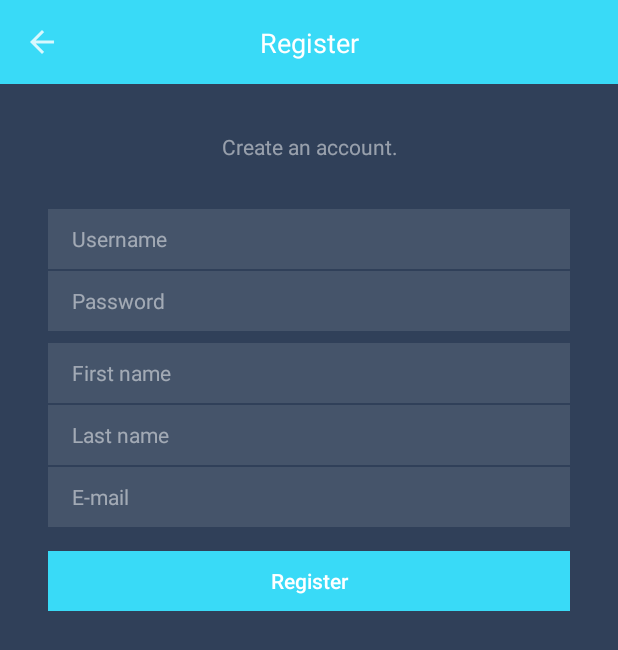
After one commit to secretmoo35/KotlinContactApp, an Android app: the RegisterActivity screen opened directly, with no data from a screen before it, on a phone screen of 412 x 824 dp. The commit adds this screen. Shown: the top 650 px of the screen. Run offline under Robolectric (Android 15) with nearby library versions, the phone set to English and light mode, and no system bars.

Commit message:
[Add] RegisterActivity

```diff
--- a/app/src/main/java/com/kungsaranuwat/sarayut/kotlincontactapp/Controllers/LoginActivity.kt
+++ /dev/null
@@ -1,13 +0,0 @@
-package com.kungsaranuwat.sarayut.kotlincontactapp.Controllers
-
-import android.support.v7.app.AppCompatActivity
-import android.os.Bundle
-import com.kungsaranuwat.sarayut.kotlincontactapp.R
-
-class LoginActivity : AppCompatActivity() {
-
-    override fun onCreate(savedInstanceState: Bundle?) {
-        super.onCreate(savedInstanceState)
-        setContentView(R.layout.activity_login)
-    }
-}
--- /dev/null
+++ b/app/src/main/java/com/kungsaranuwat/sarayut/kotlincontactapp/controllers/LoginActivity.kt
@@ -0,0 +1,34 @@
+package com.kungsaranuwat.sarayut.kotlincontactapp.controllers
+
+import android.content.Context
+import android.content.Intent
+import android.support.v7.app.AppCompatActivity
+import android.os.Bundle
+import android.view.inputmethod.InputMethodManager
+import com.kungsaranuwat.sarayut.kotlincontactapp.R
+import kotlinx.android.synthetic.main.activity_login.*
+
+class LoginActivity : AppCompatActivity() {
+
+    override fun onCreate(savedInstanceState: Bundle?) {
+        super.onCreate(savedInstanceState)
+        setContentView(R.layout.activity_login)
+        loginConstraintLayout.setOnClickListener {
+            hideKeyboard()
+        }
+
+        registerText.setOnClickListener {
+            openRegister()
+        }
+    }
+
+    private fun hideKeyboard() {
+        val imm = this.getSystemService(Context.INPUT_METHOD_SERVICE) as InputMethodManager
+        imm.hideSoftInputFromWindow(currentFocus?.windowToken, 0)
+    }
+
+    private fun openRegister(){
+        val intent = Intent(this, RegisterActivity::class.java)
+        startActivity(intent)
+    }
+}
--- /dev/null
+++ b/app/src/main/java/com/kungsaranuwat/sarayut/kotlincontactapp/controllers/RegisterActivity.kt
@@ -0,0 +1,30 @@
+package com.kungsaranuwat.sarayut.kotlincontactapp.controllers
+
+import android.content.Context
+import android.support.v7.app.AppCompatActivity
+import android.os.Bundle
+import android.view.inputmethod.InputMethodManager
+import com.kungsaranuwat.sarayut.kotlincontactapp.R
+import kotlinx.android.synthetic.main.activity_register.*
+
+class RegisterActivity : AppCompatActivity() {
+
+    override fun onCreate(savedInstanceState: Bundle?) {
+        super.onCreate(savedInstanceState)
+        setContentView(R.layout.activity_register)
+
+        registerToolbar.setNavigationIcon(R.drawable.ic_action_back)
+        registerToolbar.setNavigationOnClickListener {
+            onBackPressed()
+        }
+
+        loginConstraintLayout.setOnClickListener {
+            hideKeyboard()
+        }
+    }
+
+    private fun hideKeyboard() {
+        val imm = this.getSystemService(Context.INPUT_METHOD_SERVICE) as InputMethodManager
+        imm.hideSoftInputFromWindow(currentFocus?.windowToken, 0)
+    }
+}
--- a/app/src/main/res/layout/activity_login.xml
+++ b/app/src/main/res/layout/activity_login.xml
@@ -1,4 +1,14 @@
 <?xml version="1.0" encoding="utf-8"?>
+
+<ScrollView xmlns:android="http://schemas.android.com/apk/res/android"
+            xmlns:app="http://schemas.android.com/apk/res-auto"
+            xmlns:tools="http://schemas.android.com/tools"
+            android:id="@+id/scrollView"
+            android:layout_width="fill_parent"
+            android:layout_height="fill_parent"
+            android:clipToPadding="false"
+            android:fillViewport="true">
+
     <android.support.constraint.ConstraintLayout
             xmlns:android="http://schemas.android.com/apk/res/android"
             xmlns:tools="http://schemas.android.com/tools"
@@ -6,7 +16,7 @@
             android:layout_width="match_parent"
             android:layout_height="match_parent"
             android:background="@color/colorAppBGDark"
-        tools:context=".Controllers.LoginActivity">
+            tools:context=".controllers.LoginActivity" android:id="@+id/loginConstraintLayout">
 
         <TextView
                 android:text="@string/kotlin_contact_app"
@@ -27,7 +37,7 @@
                 android:text="@string/android_sample_app_with_kotlin"
                 android:layout_width="0dp"
                 android:layout_height="wrap_content"
-            android:id="@+id/appSubtitleText"
+                android:id="@+id/registerSubtitleText"
                 android:layout_marginTop="8dp"
                 android:layout_marginEnd="8dp"
                 android:textColor="@color/colorAppGray"
@@ -56,14 +66,14 @@
                 app:layout_constraintStart_toStartOf="parent"
                 app:layout_constraintEnd_toEndOf="parent"
                 app:layout_constraintHorizontal_bias="0.0"
-            app:layout_constraintTop_toBottomOf="@+id/appSubtitleText"
-            tools:ignore="Autofill" android:textSize="14sp"/>
+                app:layout_constraintTop_toBottomOf="@+id/registerSubtitleText"
+                tools:ignore="Autofill" android:textSize="14sp" android:textAlignment="textStart"/>
         <EditText
                 android:layout_width="0dp"
                 android:layout_height="40dp"
                 android:inputType="textPassword"
                 android:ems="10"
-            android:id="@+id/editText3"
+                android:id="@+id/passwordInput"
                 android:layout_marginStart="32dp"
                 android:layout_marginEnd="32dp"
                 android:paddingBottom="8dp"
@@ -93,7 +103,7 @@
                 android:textAllCaps="false"
                 android:textSize="14sp"
                 app:layout_constraintHorizontal_bias="0.0"
-            app:layout_constraintTop_toBottomOf="@+id/editText3"
+                app:layout_constraintTop_toBottomOf="@+id/passwordInput"
                 app:layout_constraintEnd_toEndOf="parent"
                 app:layout_constraintStart_toStartOf="parent"/>
         <TextView
@@ -120,3 +130,4 @@
                 app:layout_constraintStart_toStartOf="parent" android:layout_marginStart="32dp"
                 android:layout_marginTop="8dp" app:layout_constraintTop_toBottomOf="@+id/loginButton"/>
     </android.support.constraint.ConstraintLayout>
+</ScrollView>
--- /dev/null
+++ b/app/src/main/res/layout/activity_register.xml
@@ -0,0 +1,168 @@
+<?xml version="1.0" encoding="utf-8"?>
+<ScrollView xmlns:android="http://schemas.android.com/apk/res/android"
+            xmlns:app="http://schemas.android.com/apk/res-auto"
+            xmlns:tools="http://schemas.android.com/tools"
+            android:id="@+id/scrollView"
+            android:layout_width="fill_parent"
+            android:layout_height="fill_parent"
+            android:clipToPadding="false"
+            android:fillViewport="true">
+
+    <android.support.constraint.ConstraintLayout
+            xmlns:android="http://schemas.android.com/apk/res/android"
+            xmlns:app="http://schemas.android.com/apk/res-auto" xmlns:tools="http://schemas.android.com/tools"
+            android:layout_width="match_parent"
+            android:layout_height="match_parent"
+            android:background="@color/colorAppBGDark"
+            tools:context=".controllers.RegisterActivity" android:id="@+id/loginConstraintLayout">
+
+        <android.support.v7.widget.Toolbar
+                android:layout_width="0dp"
+                android:layout_height="wrap_content"
+                android:background="?attr/colorPrimary"
+                android:theme="?attr/actionBarTheme"
+                android:minHeight="?attr/actionBarSize"
+                android:id="@+id/registerToolbar" app:layout_constraintStart_toStartOf="parent"
+                app:layout_constraintEnd_toEndOf="parent"
+                app:layout_constraintTop_toTopOf="parent"/>
+        <TextView
+                android:text="@string/register"
+                android:layout_width="0dp"
+                android:layout_height="wrap_content"
+                android:id="@+id/registerTitleText" app:layout_constraintStart_toStartOf="parent"
+                android:layout_marginStart="64dp"
+                app:layout_constraintEnd_toEndOf="@+id/registerToolbar" android:layout_marginEnd="64dp"
+                app:layout_constraintTop_toTopOf="@+id/registerToolbar"
+                app:layout_constraintBottom_toBottomOf="@+id/registerToolbar"
+                android:textSize="18sp" android:textColor="@android:color/white" android:textAlignment="center"/>
+        <TextView
+                android:text="@string/create_an_account"
+                android:layout_width="0dp"
+                android:layout_height="wrap_content"
+                android:id="@+id/registerSubtitleText"
+                android:textColor="@color/colorAppGray"
+                android:textAlignment="center"
+                android:layout_marginEnd="8dp"
+                app:layout_constraintEnd_toEndOf="parent" android:layout_marginStart="8dp"
+                app:layout_constraintStart_toStartOf="parent" app:layout_constraintHorizontal_bias="0.0"
+                android:layout_marginTop="32dp" app:layout_constraintTop_toBottomOf="@+id/registerToolbar"/>
+        <EditText
+                android:layout_width="0dp"
+                android:layout_height="40dp"
+                android:inputType="textPersonName"
+                android:ems="10"
+                android:id="@+id/usernameInput"
+                android:paddingBottom="8dp"
+                android:paddingEnd="8dp"
+                android:paddingStart="16dp"
+                android:paddingTop="8dp"
+                android:textColor="@android:color/white"
+                android:hint="@string/username"
+                android:background="@color/colorAppTransparent"
+                android:textColorHint="@color/colorAppGray"
+                android:textCursorDrawable="@drawable/cursor_white_style"
+                tools:ignore="Autofill" android:textSize="14sp"
+                android:layout_marginTop="32dp"
+                app:layout_constraintTop_toBottomOf="@+id/registerSubtitleText" android:layout_marginEnd="32dp"
+                app:layout_constraintEnd_toEndOf="parent" android:layout_marginStart="32dp"
+                app:layout_constraintStart_toStartOf="parent"/>
+        <EditText
+                android:layout_width="0dp"
+                android:layout_height="40dp"
+                android:inputType="textPassword"
+                android:ems="10"
+                android:id="@+id/passwordInput"
+                android:layout_marginStart="32dp"
+                android:layout_marginEnd="32dp"
+                android:paddingBottom="8dp"
+                android:paddingEnd="8dp"
+                android:paddingStart="16dp"
+                android:paddingTop="8dp"
+                android:textColor="@android:color/white"
+                android:layout_marginTop="1dp"
+                android:hint="@string/password"
+                android:background="@color/colorAppTransparent"
+                android:textColorHint="@color/colorAppGray"
+                android:textCursorDrawable="@drawable/cursor_white_style"
+                app:layout_constraintTop_toBottomOf="@+id/usernameInput"
+                app:layout_constraintStart_toStartOf="parent"
+                app:layout_constraintEnd_toEndOf="parent"
+                tools:ignore="Autofill" android:textSize="14sp" app:layout_constraintHorizontal_bias="0.0"/>
+        <EditText
+                android:layout_width="0dp"
+                android:layout_height="40dp"
+                android:inputType="textPersonName"
+                android:ems="10"
+                android:id="@+id/firstNameInput"
+                android:paddingBottom="8dp"
+                android:paddingEnd="8dp"
+                android:paddingStart="16dp"
+                android:paddingTop="8dp"
+                android:textColor="@android:color/white"
+                android:hint="@string/first_name"
+                android:background="@color/colorAppTransparent"
+                android:textColorHint="@color/colorAppGray"
+                android:textCursorDrawable="@drawable/cursor_white_style"
+                tools:ignore="Autofill" android:textSize="14sp"
+                android:layout_marginEnd="32dp"
+                app:layout_constraintEnd_toEndOf="parent" android:layout_marginStart="32dp"
+                app:layout_constraintStart_toStartOf="parent" app:layout_constraintHorizontal_bias="1.0"
+                android:layout_marginTop="8dp" app:layout_constraintTop_toBottomOf="@+id/passwordInput"/>
+        <EditText
+                android:layout_width="0dp"
+                android:layout_height="40dp"
+                android:inputType="textPersonName"
+                android:ems="10"
+                android:id="@+id/lastNameInput"
+                android:paddingBottom="8dp"
+                android:paddingEnd="8dp"
+                android:paddingStart="16dp"
+                android:paddingTop="8dp"
+                android:textColor="@android:color/white"
+                android:hint="@string/last_name"
+                android:background="@color/colorAppTransparent"
+                android:textColorHint="@color/colorAppGray"
+                android:textCursorDrawable="@drawable/cursor_white_style"
+                tools:ignore="Autofill" android:textSize="14sp"
+                android:layout_marginEnd="32dp"
+                app:layout_constraintEnd_toEndOf="parent" android:layout_marginStart="32dp"
+                app:layout_constraintStart_toStartOf="parent" app:layout_constraintHorizontal_bias="0.0"
+                android:layout_marginTop="1dp" app:layout_constraintTop_toBottomOf="@+id/firstNameInput"/>
+        <EditText
+                android:layout_width="0dp"
+                android:layout_height="40dp"
+                android:inputType="textEmailAddress"
+                android:ems="10"
+                android:id="@+id/emailInput"
+                android:paddingBottom="8dp"
+                android:paddingEnd="8dp"
+                android:paddingStart="16dp"
+                android:paddingTop="8dp"
+                android:textColor="@android:color/white"
+                android:hint="@string/e_mail"
+                android:background="@color/colorAppTransparent"
+                android:textColorHint="@color/colorAppGray"
+                android:textCursorDrawable="@drawable/cursor_white_style"
+                tools:ignore="Autofill" android:textSize="14sp"
+                android:layout_marginEnd="32dp"
+                app:layout_constraintEnd_toEndOf="parent" android:layout_marginStart="32dp"
+                app:layout_constraintStart_toStartOf="parent" app:layout_constraintHorizontal_bias="0.0"
+                android:layout_marginTop="1dp" app:layout_constraintTop_toBottomOf="@+id/lastNameInput"/>
+        <Button
+                android:text="@string/register"
+                android:layout_width="0dp"
+                android:layout_height="40dp"
+                android:id="@+id/loginButton"
+                android:layout_marginStart="32dp"
+                android:textColor="@android:color/white"
+                android:background="@drawable/button_style"
+                android:layout_marginEnd="32dp"
+                android:textAllCaps="false"
+                android:textSize="14sp"
+                app:layout_constraintHorizontal_bias="0.0"
+                app:layout_constraintEnd_toEndOf="parent"
+                app:layout_constraintStart_toStartOf="parent" android:layout_marginTop="16dp"
+                app:layout_constraintTop_toBottomOf="@+id/emailInput"/>
+
+    </android.support.constraint.ConstraintLayout>
+</ScrollView>
--- a/app/src/main/res/values/strings.xml
+++ b/app/src/main/res/values/strings.xml
@@ -1,4 +1,4 @@
-<resources>
+<resources xmlns:tools="http://schemas.android.com/tools">
     <string name="app_name">KotlinContactApp</string>
     <string name="username">Username</string>
     <string name="password">Password</string>
@@ -6,5 +6,9 @@
     <string name="kotlin_contact_app">Kotlin Contact App</string>
     <string name="android_sample_app_with_kotlin">Android sample app with Kotlin.</string>
     <string name="you_not_have_at_account">You not have at account?</string>
-    <string name="register">Register</string>
+    <string name="register" tools:ignore="ExtraTranslation">Register</string>
+    <string name="create_an_account">Create an account.</string>
+    <string name="first_name">First name</string>
+    <string name="last_name">Last name</string>
+    <string name="e_mail">E-mail</string>
 </resources>
```
Also changed, not shown: app/src/main/AndroidManifest.xml (+11 -4 lines), app/src/main/res/drawable-hdpi/ic_action_back.png (added), app/src/main/res/drawable-mdpi/ic_action_back.png (added), app/src/main/res/drawable-xhdpi/ic_action_back.png (added), app/src/main/res/drawable-xxhdpi/ic_action_back.png (added), app/src/main/res/drawable-xxxhdpi/ic_action_back.png (added). Lines whose indentation alone changed are shown as unchanged.
